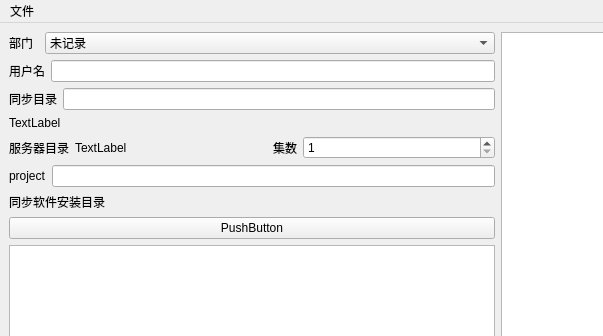
The window that UiFile/setting.ui (uuiid/prjQ9-doodle) describes before a commit, drawn with Qt 5; both pictures show x 0 to 603 and y 0 to 336 of the 1164 by 547 pixel window.
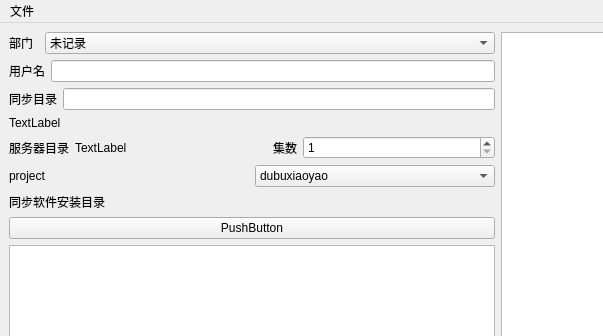
The same window after the commit.

Diff of the .ui file:
```diff
--- a/UiFile/setting.ui
+++ b/UiFile/setting.ui
@@ -196,7 +196,18 @@
            </widget>
           </item>
           <item>
-           <widget class="QLineEdit" name="projectTest"/>
+           <widget class="QComboBox" name="projectCombo">
+            <item>
+             <property name="text">
+              <string>dubuxiaoyao</string>
+             </property>
+            </item>
+            <item>
+             <property name="text">
+              <string>changanhuanjie</string>
+             </property>
+            </item>
+           </widget>
           </item>
          </layout>
         </item>
```
